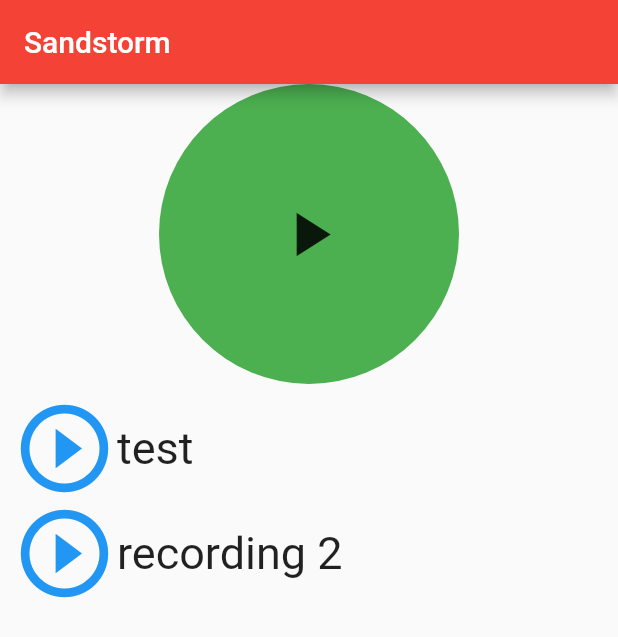
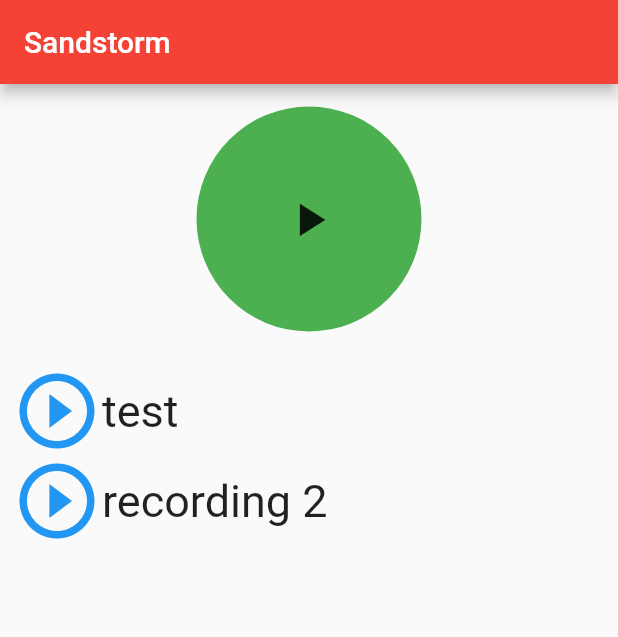
Before and after one commit to alexisrc1/sandstorm, a Flutter app: the screen it shows after launch, on a phone screen of 412 x 824 dp. Shown: the top 637 px of the screen. Run offline on Flutter 3.47's test engine with Material 2 defaults, Android fonts, the phone set to English and light mode, and no system bars; missing offline and left inert: flutter_sound, simple_permissions.

Commit message:
Small design changes

```diff
--- a/sandstorm_app/lib/RecordButton.dart
+++ b/sandstorm_app/lib/RecordButton.dart
@@ -19,6 +19,7 @@ class RecordButton extends StatefulWidget {
 }
 
 class _RecordButtonState extends State<RecordButton> {
+  static const SIZE = 150.0;
   bool _isRecording = false;
   String _filePath;
   FlutterSound flutterSound;
@@ -109,11 +110,12 @@ class _RecordButtonState extends State<RecordButton> {
   Widget build(BuildContext context) {
     return new GestureDetector(
       child: new Container(
-        width: 200.0,
-        height: 200.0,
+        margin: EdgeInsets.all(SIZE/10),
+        width: SIZE,
+        height: SIZE,
         child: new Icon(
           _isRecording ? Icons.stop : Icons.play_arrow,
-          size: 50.0,
+          size: SIZE / 4,
         ),
         decoration: new BoxDecoration(
             color: _isRecording ? Colors.red : Colors.green,
--- a/sandstorm_app/lib/RecordingWidget.dart
+++ b/sandstorm_app/lib/RecordingWidget.dart
@@ -4,22 +4,27 @@ import 'package:sandstorm_app/Recording.dart';
 
 class RecordingWidget extends StatelessWidget {
   final Recording _recording;
+  static const num HEIGHT = 60.0;
 
   RecordingWidget(this._recording);
 
   @override
   Widget build(BuildContext context) {
     return Row(
+      key: Key(this._recording.name),
       mainAxisSize: MainAxisSize.min,
       children: <Widget>[
         Icon(
           Icons.play_circle_outline,
           color: Colors.blue,
           semanticLabel: "play the recording",
-          size: 70.0,
+          size: HEIGHT,
         ),
         new Expanded(
-          child: Text(this._recording.name, style: TextStyle(fontSize: 30.0),),
+          child: Text(
+            this._recording.name,
+            style: TextStyle(fontSize: HEIGHT / 2),
+          ),
         )
       ],
     );
--- a/sandstorm_app/lib/RecordingsList.dart
+++ b/sandstorm_app/lib/RecordingsList.dart
@@ -27,6 +27,7 @@ class _RecordingsListState extends State<RecordingsList> {
     return Expanded(
         child: ListView.builder(
       padding: new EdgeInsets.all(8.0),
+      itemExtent: RecordingWidget.HEIGHT,
       itemCount: _recordings.length,
       itemBuilder: (BuildContext context, int index) {
         return new RecordingWidget(_recordings[index]);
```
